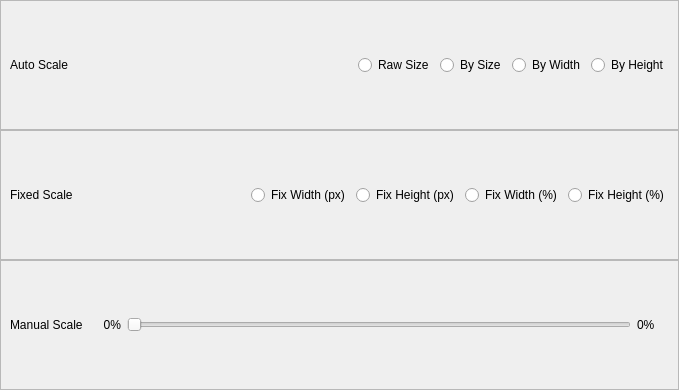
haocxy/smooth-comic, file src/gui/controll-bar-area/scale-setting.ui: the form before one commit.
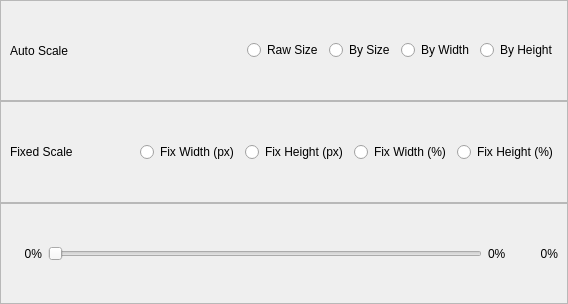
The form after the commit.

Commit message: 缩放界面滚动条的位置和缩放值的双向绑定

Patch:
```diff
--- a/src/gui/controll-bar-area/scale-setting.ui
+++ b/src/gui/controll-bar-area/scale-setting.ui
@@ -6,8 +6,8 @@
    <rect>
     <x>0</x>
     <y>0</y>
-    <width>679</width>
-    <height>390</height>
+    <width>568</width>
+    <height>304</height>
    </rect>
   </property>
   <property name="windowTitle">
@@ -164,13 +164,6 @@
       <enum>QFrame::Raised</enum>
      </property>
      <layout class="QHBoxLayout" name="horizontalLayout_2">
-      <item>
-       <widget class="QLabel" name="label_3">
-        <property name="text">
-         <string>Manual Scale</string>
-        </property>
-       </widget>
-      </item>
       <item>
        <widget class="QLabel" name="scaleMinValue">
         <property name="minimumSize">
@@ -213,6 +206,22 @@
         </property>
        </widget>
       </item>
+      <item>
+       <widget class="QLabel" name="labelCurrScale">
+        <property name="minimumSize">
+         <size>
+          <width>32</width>
+          <height>0</height>
+         </size>
+        </property>
+        <property name="text">
+         <string>0%</string>
+        </property>
+        <property name="alignment">
+         <set>Qt::AlignRight|Qt::AlignTrailing|Qt::AlignVCenter</set>
+        </property>
+       </widget>
+      </item>
      </layout>
     </widget>
    </item>
```
The commit also changes 6 other files.
